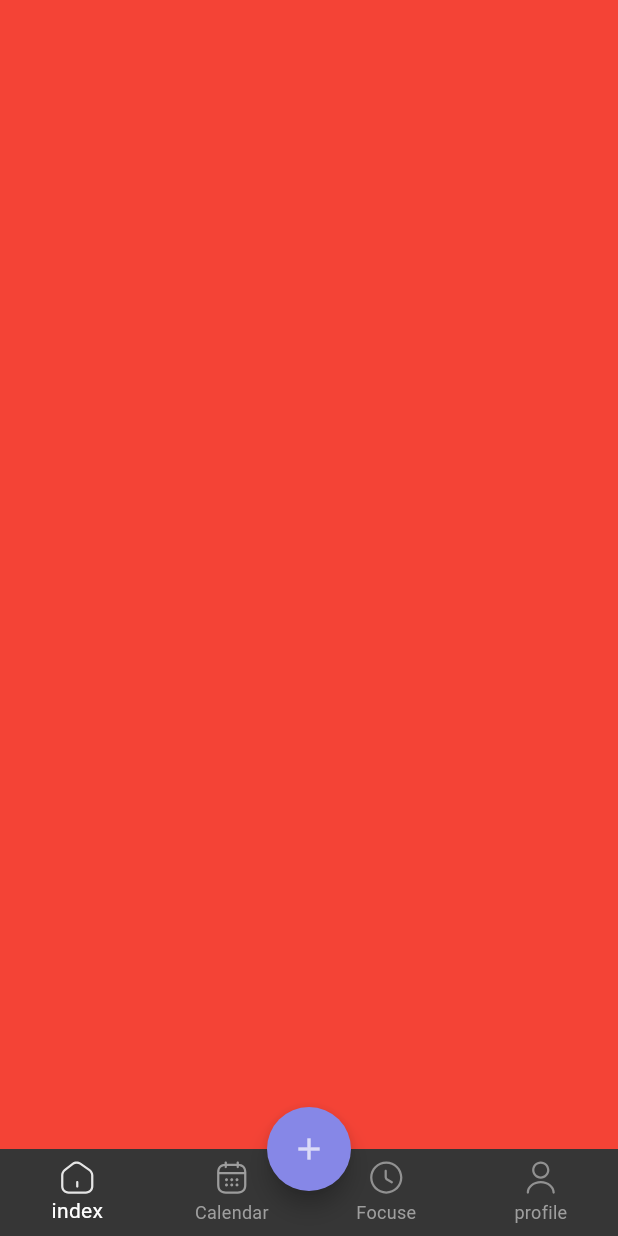
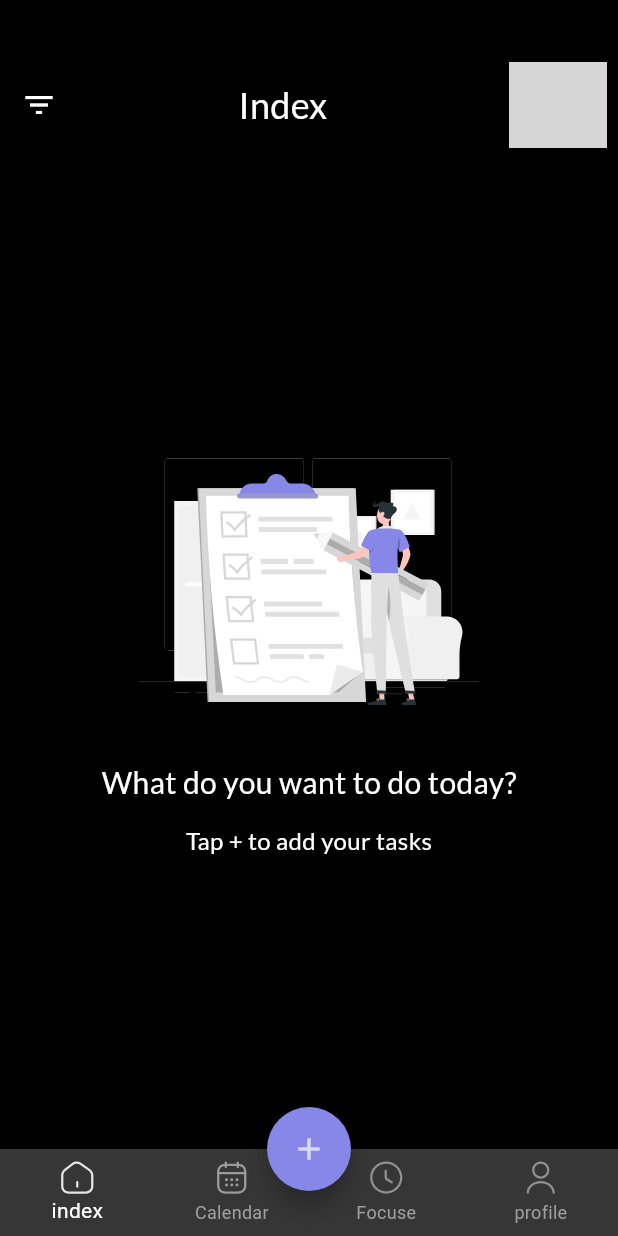
Before and after one commit to Ahmed-nafe/ToDoApp_New, a Flutter app: the screen it shows after launch, on a phone screen of 412 x 824 dp. Run offline on Flutter 3.47's test engine with Material 3 defaults, Android fonts, the phone set to English and light mode, and no system bars; our stand-ins replace bloc, calendar_timeline, datetime_picker_formfield, flutter_bloc, flutter_slidable, flutter_svg and 1 more; network calls fail; grey boxes are pictures that could not be loaded.

Commit message:
Added Todos In IndexScreen

```diff
--- a/lib/core/themes/colors.dart
+++ b/lib/core/themes/colors.dart
@@ -13,6 +13,7 @@ class AppColors {
   static const Color lightblueprimary = Color(0xff8687E7);
   static TextStyle primarystyle = GoogleFonts.lato(
       color: Colors.white,
-      fontWeight: FontWeight.w400);
+      fontWeight: FontWeight.w400
+  ,fontSize: 20);
 
 }
--- a/lib/pages/calender_page/screens/CalenderScreen.dart
+++ b/lib/pages/calender_page/screens/CalenderScreen.dart
@@ -50,6 +50,7 @@ class _CalenderScreenState extends State<CalenderScreen> {
       ),
       backgroundColor: AppColors.dark,
       body: Column(
+
         children: [
           CalenderTime(),
           ShowListTodos(
@@ -64,4 +65,5 @@ class _CalenderScreenState extends State<CalenderScreen> {
       ),
     );
   }
+
 }
--- a/lib/pages/calender_page/screens/list_todo_item_Completed.dart
+++ b/lib/pages/calender_page/screens/list_todo_item_Completed.dart
@@ -1,5 +1,7 @@
 import 'package:flutter/material.dart';
 import 'package:flutter_bloc/flutter_bloc.dart';
+import 'package:flutter_svg/flutter_svg.dart';
+import 'package:google_fonts/google_fonts.dart';
 import 'package:todonew/core/themes/colors.dart';
 import 'package:todonew/pages/calender_page/screens/cubits/todos_cuibt_cubit.dart';
 import 'package:todonew/pages/calender_page/screens/list_todo_item_Today.dart';
@@ -14,11 +16,13 @@ class ListTodoItemCompleted extends StatefulWidget {
 class _ListTodoItemCompletedState extends State<ListTodoItemCompleted> {
   @override
   Widget build(BuildContext context) {
-    return  BlocBuilder<TodosCuibt, TodosState>(
+    return BlocBuilder<TodosCuibt, TodosState>(
       builder: (context, state) {
         if (state is TodosSucceed) {
+          print("Ahmed $state");
           final completeItems =
-          state.todos.where((element) => element.isChecked).toList();
+              state.todos.where((element) => element.isChecked).toList();
+          // print("Complete Items: ${completeItems.length}");
           if (completeItems.isEmpty) {
             return Expanded(
               child: Center(
@@ -39,11 +43,31 @@ class _ListTodoItemCompletedState extends State<ListTodoItemCompleted> {
           );
         } else {
           return Expanded(
-            child: Center(
-              child: Text(
-                "No Items Completed  ",
-                style: TextStyle(color: AppColors.white),
-              ),
+            child: Column(
+              mainAxisAlignment: MainAxisAlignment.center,
+              children: [
+                Center(
+                  child: SvgPicture.asset(
+                    "assets/Checklist-rafiki 1.svg",
+                  ),
+                ),
+                Text(
+                  "What do you want to do today?",
+                  style: GoogleFonts.lato(
+                    fontWeight: FontWeight.w400,
+                    fontSize: 20,
+                    color: AppColors.white,
+                  ),
+                ),
+                Text(
+                  "Tap + to add your tasks",
+                  style: GoogleFonts.lato(
+                      fontWeight: FontWeight.w400,
+                      fontSize: 16,
+                      color: AppColors.white,
+                      height: 3),
+                ),
+              ],
             ),
           );
         }
--- a/lib/pages/home/Home.dart
+++ b/lib/pages/home/Home.dart
@@ -1,11 +1,11 @@
 import 'package:flutter/material.dart';
 import 'package:flutter_bloc/flutter_bloc.dart';
-import 'package:todonew/Pages/index_tasks/IndexScreen.dart';
 import 'package:todonew/Pages/splash_screen/splashScreen.dart';
 import 'package:todonew/pages/calender_page/screens/CalenderScreen.dart';
 import 'package:todonew/pages/calender_page/screens/cubits/todos_cuibt_cubit.dart';
 import 'package:todonew/pages/focuse_page/Focuse.dart';
 import 'package:todonew/pages/home/HomeScreen.dart';
+import 'package:todonew/pages/index_tasks/screens/IndexScreen.dart';
 import 'package:todonew/pages/profile_page/ProfileScreen.dart';
 
 class Home extends StatelessWidget {
--- a/lib/pages/home/HomeScreen.dart
+++ b/lib/pages/home/HomeScreen.dart
@@ -1,10 +1,10 @@
 import 'package:flutter/material.dart';
 import 'package:flutter_svg/flutter_svg.dart';
-import 'package:todonew/Pages/index_tasks/IndexScreen.dart';
 import 'package:todonew/core/themes/colors.dart';
 import 'package:todonew/pages/calender_page/screens/CalenderScreen.dart';
 import 'package:todonew/pages/focuse_page/Focuse.dart';
 import 'package:todonew/pages/home/AddTaskBottomSheet.dart';
+import 'package:todonew/pages/index_tasks/screens/IndexScreen.dart';
 import 'package:todonew/pages/profile_page/ProfileScreen.dart';
 
 class Homescreen extends StatefulWidget {
--- a/lib/pages/index_tasks/IndexScreen.dart
+++ /dev/null
@@ -1,20 +0,0 @@
-import 'package:flutter/material.dart';
-
-class IndexScreen extends StatefulWidget {
-  static const String routeName = "index";
-
-  const IndexScreen({super.key});
-
-  @override
-  State<IndexScreen> createState() => _IndexScreenState();
-}
-
-class _IndexScreenState extends State<IndexScreen> {
-
-  @override
-  Widget build(BuildContext context) {
-    return Scaffold(
-      backgroundColor: Colors.red,
-    );
-  }
-}
--- /dev/null
+++ b/lib/pages/index_tasks/screens/IndexScreen.dart
@@ -0,0 +1,105 @@
+import 'package:flutter/material.dart';
+import 'package:flutter_bloc/flutter_bloc.dart';
+import 'package:flutter_svg/flutter_svg.dart';
+import 'package:google_fonts/google_fonts.dart';
+import 'package:todonew/core/themes/colors.dart';
+import 'package:todonew/pages/calender_page/screens/cubits/todos_cuibt_cubit.dart';
+import 'package:todonew/pages/calender_page/screens/list_todo_item_Today.dart';
+
+class IndexScreen extends StatefulWidget {
+  static const String routeName = "index";
+
+  const IndexScreen({super.key});
+
+  @override
+  State<IndexScreen> createState() => _IndexScreenState();
+}
+
+class _IndexScreenState extends State<IndexScreen> {
+  @override
+  Widget build(BuildContext context) {
+
+    return Scaffold(
+
+      backgroundColor: Colors.black,
+      body: BlocBuilder<TodosCuibt, TodosState>(
+        builder: (context, state) {
+          if (state is TodosSucceed) {
+
+          return Column(children:[
+           appBar(),
+            ListTodoItemToday()]);
+        } else {
+            return Column(
+            children: [
+              appBar(),
+              Expanded(
+                child: Column(
+                  mainAxisAlignment: MainAxisAlignment.center,
+                  children: [
+                    Center(
+                      child: SvgPicture.asset(
+                        "assets/Checklist-rafiki 1.svg",
+                      ),
+                    ),
+                    Text(
+                      "What do you want to do today?",
+                      style: GoogleFonts.lato(
+                        fontWeight: FontWeight.w400,
+                        fontSize: 20,
+                        color: AppColors.white,
+                      ),
+                    ),
+                    Text(
+                      "Tap + to add your tasks",
+                      style: GoogleFonts.lato(
+                          fontWeight: FontWeight.w400,
+                          fontSize: 16,
+                          color: AppColors.white,
+                          height: 3),
+                    ),
+                  ],
+                ),
+              )
+            ],
+          );}
+        },
+      ),
+    );
+  }
+  Widget appBar (){
+    double heightSize = MediaQuery.of(context).size.height;
+    double widthSize = MediaQuery.of(context).size.width;
+    return  Padding(
+      padding: EdgeInsets.only(
+          top: heightSize * 0.05,
+          left: heightSize * 0.017,
+          right: widthSize * 0.017),
+      child: Row(
+        crossAxisAlignment: CrossAxisAlignment.center,
+        mainAxisAlignment: MainAxisAlignment.spaceBetween,
+        children: [
+          Icon(
+            Icons.filter_list,
+            color: AppColors.white,
+          ),
+          Text(
+            "Index",
+            style: GoogleFonts.lato(
+                fontWeight: FontWeight.w400,
+                fontSize: 24,
+                color: AppColors.white),
+          ),
+          ClipOval(
+            child: Image.network(
+              "https://images.unsplash.com/photo-1590383153321-661b12bd4313?fm=jpg&q=60&w=3000&ixlib=rb-4.0.3&ixid=M3wxMjA3fDB8MHxwcm9maWxlLXBhZ2V8MTN8fHxlbnwwfHx8fHw%3D",
+              width: MediaQuery.of(context).size.width * 0.16,
+              height: MediaQuery.of(context).size.height * 0.07,
+              fit: BoxFit.cover,
+            ),
+          ),
+        ],
+      ),
+    );
+  }
+}
--- a/lib/pages/profile_page/ProfileScreen.dart
+++ b/lib/pages/profile_page/ProfileScreen.dart
@@ -41,7 +41,8 @@ class _ProfileTabState extends State<ProfileTab> {
         crossAxisAlignment: CrossAxisAlignment.start,
         children: [
           Center(
-            child: ClipOval(
+            child:
+            ClipOval(
               child: Image.network(
                 "https://images.unsplash.com/photo-1590383153321-661b12bd4313?fm=jpg&q=60&w=3000&ixlib=rb-4.0.3&ixid=M3wxMjA3fDB8MHxwcm9maWxlLXBhZ2V8MTN8fHxlbnwwfHx8fHw%3D",
                 width: MediaQuery.of(context).size.width * 0.3,
```
Also changed, not shown: assets/Checklist-rafiki 1.svg (added).
